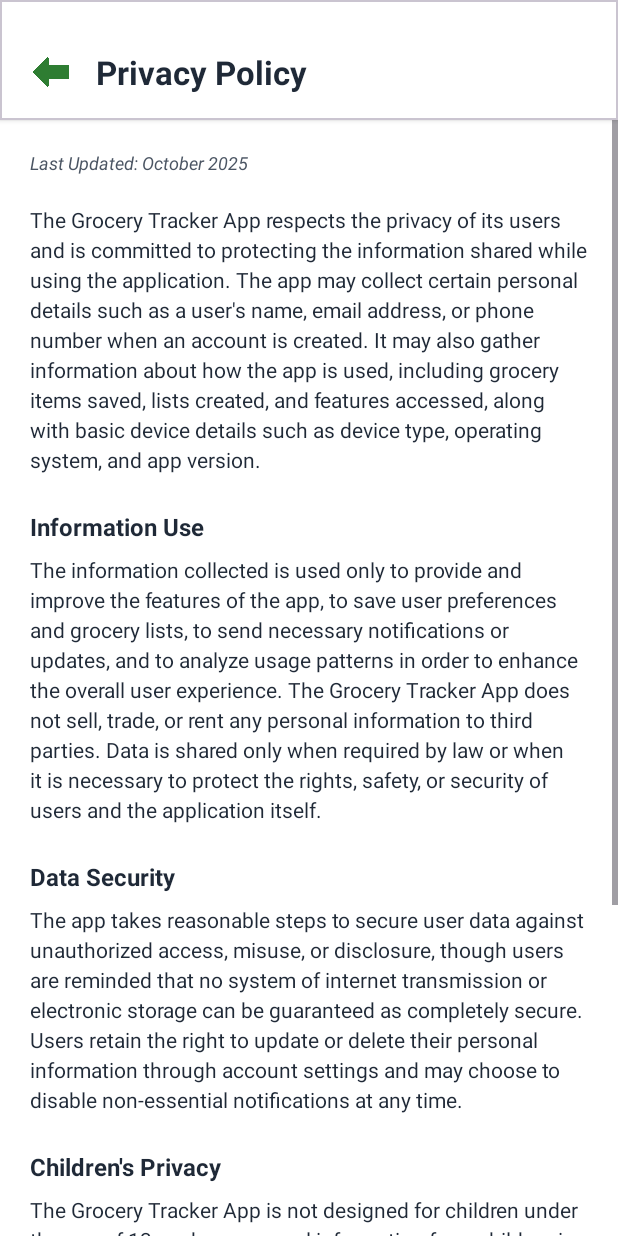
After one commit to Aariz8618/ExpiryTracker, an Android app: the layout screen_privacy_policy.xml on its own in the app's theme, with its tools: preview values and no code run, on a phone screen of 412 x 824 dp. The commit adds this screen. Run offline under Robolectric (Android 15) with nearby library versions, the phone set to English and light mode, and no system bars; Roboto replaces fonts that are not available here.

Commit message:
privacy policy

```diff
--- a/app/src/main/AndroidManifest.xml
+++ b/app/src/main/AndroidManifest.xml
@@ -84,6 +84,9 @@
             android:name=".CookingModeActivity"
             android:theme="@style/Theme.ExpiryTracker" />
         <activity
+            android:name=".PrivacyPolicyActivity"
+            android:screenOrientation="portrait" />
+        <activity
             android:name=".SplashScreenActivity"
             android:exported="true">
             <intent-filter>
--- /dev/null
+++ b/app/src/main/java/com/aariz/expirytracker/PrivacypolicyActivity.kt
@@ -0,0 +1,67 @@
+package com.aariz.expirytracker
+
+import android.content.Intent
+import android.net.Uri
+import android.os.Bundle
+import android.widget.LinearLayout
+import androidx.appcompat.app.AppCompatActivity
+import com.google.android.material.button.MaterialButton
+import com.google.android.material.card.MaterialCardView
+
+class PrivacyPolicyActivity : AppCompatActivity() {
+
+    private lateinit var buttonBack: MaterialButton
+    private lateinit var contactCard: MaterialCardView
+
+    override fun onCreate(savedInstanceState: Bundle?) {
+        super.onCreate(savedInstanceState)
+        setContentView(R.layout.screen_privacy_policy)
+
+        initViews()
+        setupClickListeners()
+    }
+
+    private fun initViews() {
+        buttonBack = findViewById(R.id.button_back)
+        contactCard = findViewById(R.id.contact_card)
+    }
+
+    private fun setupClickListeners() {
+        buttonBack.setOnClickListener {
+            finish()
+        }
+
+        contactCard.setOnClickListener {
+            openEmailClient()
+        }
+    }
+
+    override fun onSupportNavigateUp(): Boolean {
+        finish()
+        return true
+    }
+
+    private fun openEmailClient() {
+        val intent = Intent(Intent.ACTION_SENDTO).apply {
+            data = Uri.parse("mailto:")
+            putExtra(Intent.EXTRA_EMAIL, arrayOf("freshtrack@gmail.com"))
+            putExtra(Intent.EXTRA_SUBJECT, "Privacy Policy Inquiry - Grocery Tracker")
+        }
+
+        try {
+            startActivity(intent)
+        } catch (e: Exception) {
+            // Fallback if no email app is available
+            val sendIntent = Intent(Intent.ACTION_SEND).apply {
+                type = "message/rfc822"
+                putExtra(Intent.EXTRA_EMAIL, arrayOf("freshtrack@gmail.com"))
+                putExtra(Intent.EXTRA_SUBJECT, "Privacy Policy Inquiry - Grocery Tracker")
+            }
+            try {
+                startActivity(Intent.createChooser(sendIntent, "Send Email"))
+            } catch (ex: Exception) {
+                // Handle case where no email app exists
+            }
+        }
+    }
+}
--- a/app/src/main/java/com/aariz/expirytracker/SettingsActivity.kt
+++ b/app/src/main/java/com/aariz/expirytracker/SettingsActivity.kt
@@ -75,7 +75,7 @@ class SettingsActivity : AppCompatActivity() {
         }
 
         rowPrivacy.setOnClickListener {
-            Toast.makeText(this, "Privacy Policy coming soon", Toast.LENGTH_SHORT).show()
+            startActivity(Intent(this, PrivacyPolicyActivity::class.java))
         }
 
         rowSupport.setOnClickListener {
--- /dev/null
+++ b/app/src/main/res/layout/screen_privacy_policy.xml
@@ -0,0 +1,210 @@
+<?xml version="1.0" encoding="utf-8"?>
+<!-- screen_privacy_policy.xml -->
+<RelativeLayout xmlns:android="http://schemas.android.com/apk/res/android"
+    xmlns:app="http://schemas.android.com/apk/res-auto"
+    android:layout_width="match_parent"
+    android:layout_height="match_parent"
+    android:background="@color/gray_50">
+
+    <!-- Top bar -->
+    <com.google.android.material.card.MaterialCardView
+        android:id="@+id/top_bar"
+        android:layout_width="match_parent"
+        android:layout_height="wrap_content"
+        app:cardCornerRadius="0dp"
+        app:cardElevation="2dp"
+        app:cardBackgroundColor="@color/white">
+
+        <LinearLayout
+            android:layout_width="match_parent"
+            android:layout_height="wrap_content"
+            android:orientation="horizontal"
+            android:gravity="center_vertical"
+            android:paddingStart="8dp"
+            android:paddingEnd="16dp"
+            android:paddingTop="24dp"
+            android:paddingBottom="8dp">
+
+            <com.google.android.material.button.MaterialButton
+                android:id="@+id/button_back"
+                android:layout_width="48dp"
+                android:layout_height="48dp"
+                android:insetTop="0dp"
+                android:insetBottom="0dp"
+                app:icon="@drawable/left_arrow"
+                app:iconTint="@color/green_primary"
+                app:iconSize="24dp"
+                style="@style/Widget.Material3.Button.IconButton" />
+
+            <TextView
+                android:layout_width="wrap_content"
+                android:layout_height="wrap_content"
+                android:text="Privacy Policy"
+                android:textSize="22sp"
+                android:textStyle="bold"
+                android:textColor="@color/gray_800"
+                android:layout_marginLeft="8dp" />
+        </LinearLayout>
+    </com.google.android.material.card.MaterialCardView>
+
+    <ScrollView
+        android:layout_width="match_parent"
+        android:layout_height="match_parent"
+        android:layout_below="@id/top_bar"
+        android:fillViewport="true"
+        android:background="@color/white">
+
+        <LinearLayout
+            android:layout_width="match_parent"
+            android:layout_height="wrap_content"
+            android:orientation="vertical"
+            android:padding="20dp">
+
+            <!-- Last Updated Date -->
+            <TextView
+                android:layout_width="wrap_content"
+                android:layout_height="wrap_content"
+                android:text="Last Updated: October 2025"
+                android:textSize="12sp"
+                android:textColor="@color/gray_600"
+                android:textStyle="italic"
+                android:layout_marginBottom="20dp" />
+
+            <!-- Introduction -->
+            <TextView
+                android:layout_width="match_parent"
+                android:layout_height="wrap_content"
+                android:text="The Grocery Tracker App respects the privacy of its users and is committed to protecting the information shared while using the application. The app may collect certain personal details such as a user's name, email address, or phone number when an account is created. It may also gather information about how the app is used, including grocery items saved, lists created, and features accessed, along with basic device details such as device type, operating system, and app version."
+                android:textSize="14sp"
+                android:textColor="@color/gray_800"
+                android:lineSpacingExtra="4dp"
+                android:layout_marginBottom="24dp" />
+
+            <!-- Information Use Section -->
+            <TextView
+                android:layout_width="wrap_content"
+                android:layout_height="wrap_content"
+                android:text="Information Use"
+                android:textSize="16sp"
+                android:textStyle="bold"
+                android:textColor="@color/gray_800"
+                android:layout_marginBottom="8dp" />
+
+            <TextView
+                android:layout_width="match_parent"
+                android:layout_height="wrap_content"
+                android:text="The information collected is used only to provide and improve the features of the app, to save user preferences and grocery lists, to send necessary notifications or updates, and to analyze usage patterns in order to enhance the overall user experience. The Grocery Tracker App does not sell, trade, or rent any personal information to third parties. Data is shared only when required by law or when it is necessary to protect the rights, safety, or security of users and the application itself."
+                android:textSize="14sp"
+                android:textColor="@color/gray_800"
+                android:lineSpacingExtra="4dp"
+                android:layout_marginBottom="24dp" />
+
+            <!-- Data Security Section -->
+            <TextView
+                android:layout_width="wrap_content"
+                android:layout_height="wrap_content"
+                android:text="Data Security"
+                android:textSize="16sp"
+                android:textStyle="bold"
+                android:textColor="@color/gray_800"
+                android:layout_marginBottom="8dp" />
+
+            <TextView
+                android:layout_width="match_parent"
+                android:layout_height="wrap_content"
+                android:text="The app takes reasonable steps to secure user data against unauthorized access, misuse, or disclosure, though users are reminded that no system of internet transmission or electronic storage can be guaranteed as completely secure. Users retain the right to update or delete their personal information through account settings and may choose to disable non-essential notifications at any time."
+                android:textSize="14sp"
+                android:textColor="@color/gray_800"
+                android:lineSpacingExtra="4dp"
+                android:layout_marginBottom="24dp" />
+
+            <!-- Children's Privacy Section -->
+            <TextView
+                android:layout_width="wrap_content"
+                android:layout_height="wrap_content"
+                android:text="Children's Privacy"
+                android:textSize="16sp"
+                android:textStyle="bold"
+                android:textColor="@color/gray_800"
+                android:layout_marginBottom="8dp" />
+
+            <TextView
+                android:layout_width="match_parent"
+                android:layout_height="wrap_content"
+                android:text="The Grocery Tracker App is not designed for children under the age of 13, and no personal information from children is knowingly collected. Any changes to this Privacy Policy will be updated promptly, with the new effective date displayed at the top of the document."
+                android:textSize="14sp"
+                android:textColor="@color/gray_800"
+                android:lineSpacingExtra="4dp"
+                android:layout_marginBottom="24dp" />
+
+            <!-- Contact Section -->
+            <TextView
+                android:layout_width="wrap_content"
+                android:layout_height="wrap_content"
+                android:text="Contact Us"
+                android:textSize="16sp"
+                android:textStyle="bold"
+                android:textColor="@color/gray_800"
+                android:layout_marginBottom="8dp" />
+
+            <TextView
+                android:layout_width="match_parent"
+                android:layout_height="wrap_content"
+                android:text="For questions, feedback, or concerns about this Privacy Policy, users may contact the development team at:"
+                android:textSize="14sp"
+                android:textColor="@color/gray_800"
+                android:lineSpacingExtra="4dp"
+                android:layout_marginBottom="12dp" />
+
+            <!-- Contact Email Card -->
+            <com.google.android.material.card.MaterialCardView
+                android:id="@+id/contact_card"
+                android:layout_width="match_parent"
+                android:layout_height="wrap_content"
+                app:cardCornerRadius="8dp"
+                app:cardElevation="2dp"
+                app:cardBackgroundColor="@color/green_primary"
+                android:layout_marginBottom="32dp">
+
+                <LinearLayout
+                    android:layout_width="match_parent"
+                    android:layout_height="wrap_content"
+                    android:orientation="horizontal"
+                    android:gravity="center_vertical"
+                    android:padding="16dp"
+                    android:clickable="true"
+                    android:focusable="true"
+                    android:background="?android:attr/selectableItemBackground">
+
+                    <ImageView
+                        android:layout_width="20dp"
+                        android:layout_height="20dp"
+                        android:src="@drawable/ic_email"
+                        app:tint="@color/white" />
+
+                    <TextView
+                        android:layout_width="0dp"
+                        android:layout_height="wrap_content"
+                        android:layout_weight="1"
+                        android:text="freshtrack@gmail.com"
+                        android:textSize="14sp"
+                        android:textColor="@color/white"
+                        android:textStyle="bold"
+                        android:layout_marginLeft="12dp" />
+
+                    <ImageView
+                        android:layout_width="20dp"
+                        android:layout_height="20dp"
+                        android:src="@drawable/right_arrow"
+                        app:tint="@color/white" />
+                </LinearLayout>
+            </com.google.android.material.card.MaterialCardView>
+
+            <!-- Bottom Padding -->
+            <View
+                android:layout_width="match_parent"
+                android:layout_height="32dp" />
+        </LinearLayout>
+    </ScrollView>
+
+</RelativeLayout>
```
